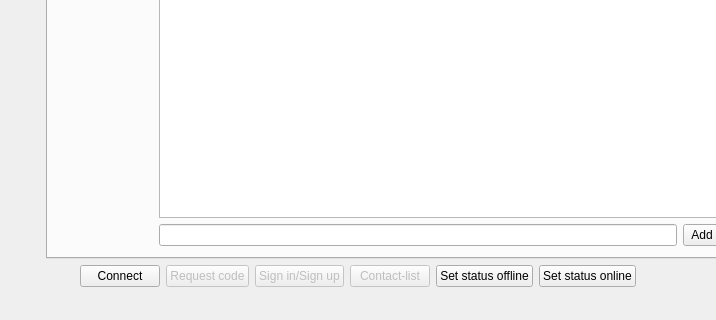
First picture: the form in testApp/MainWindow.ui, repository Kaffeine/telegram-qt, before the edit; both pictures show x 164 to 880 and y 384 to 704 of the 1043 by 704 pixel window.
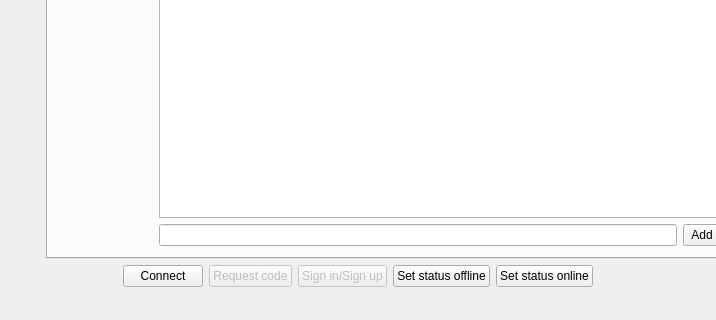
Second picture: the form after the edit.

Commit message:
CTelegramCore: Removed deprecated requestContactList() method.
testApp: Removed "Get contact list" button.

The edit to the form file:
```diff
--- a/testApp/MainWindow.ui
+++ b/testApp/MainWindow.ui
@@ -438,16 +438,6 @@
         </property>
        </widget>
       </item>
-      <item>
-       <widget class="QPushButton" name="getContactList">
-        <property name="enabled">
-         <bool>false</bool>
-        </property>
-        <property name="text">
-         <string>Contact-list</string>
-        </property>
-       </widget>
-      </item>
       <item>
        <widget class="QPushButton" name="setStatusOffline">
         <property name="text">
```
Left out of the diff: 2 changed lines with no effect on the pictures. The commit also changes 4 other files.
